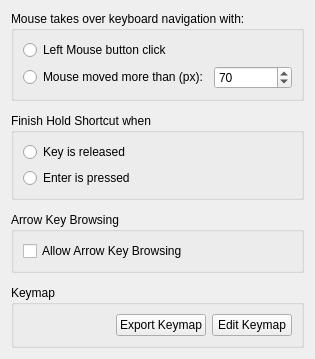
The window that src/traverso/dialogs/settings/KeyboardConfigPage.ui (benjie-git/traverso) describes before a commit, drawn with Qt 5.
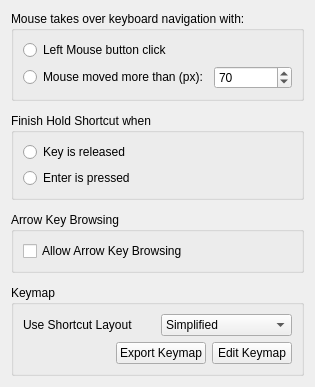
The same window after the commit.

Commit message: Add simplified vs advanced shortcuts layouts

Diff of the .ui file:
```diff
--- a/src/traverso/dialogs/settings/KeyboardConfigPage.ui
+++ b/src/traverso/dialogs/settings/KeyboardConfigPage.ui
@@ -111,8 +111,33 @@
      <property name="title">
       <string>Keymap</string>
      </property>
-     <layout class="QVBoxLayout" name="verticalLayout_2">
-      <item>
+      <layout class="QVBoxLayout" name="verticalLayout_2">
+       <item>
+        <layout class="QHBoxLayout" name="horizontalLayout_3">
+         <item>
+          <widget class="QLabel" name="shortcutKeymapLabel">
+           <property name="text">
+            <string>Use Shortcut Layout</string>
+           </property>
+          </widget>
+         </item>
+         <item>
+          <widget class="QComboBox" name="shortcutsKeymapComboBox">
+           <item>
+            <property name="text">
+             <string>Simplified</string>
+            </property>
+           </item>
+           <item>
+            <property name="text">
+             <string>Advanced</string>
+            </property>
+           </item>
+          </widget>
+         </item>
+        </layout>
+       </item>
+       <item>
        <layout class="QHBoxLayout">
         <property name="spacing">
          <number>6</number>
```
The commit also changes 7 other files.
